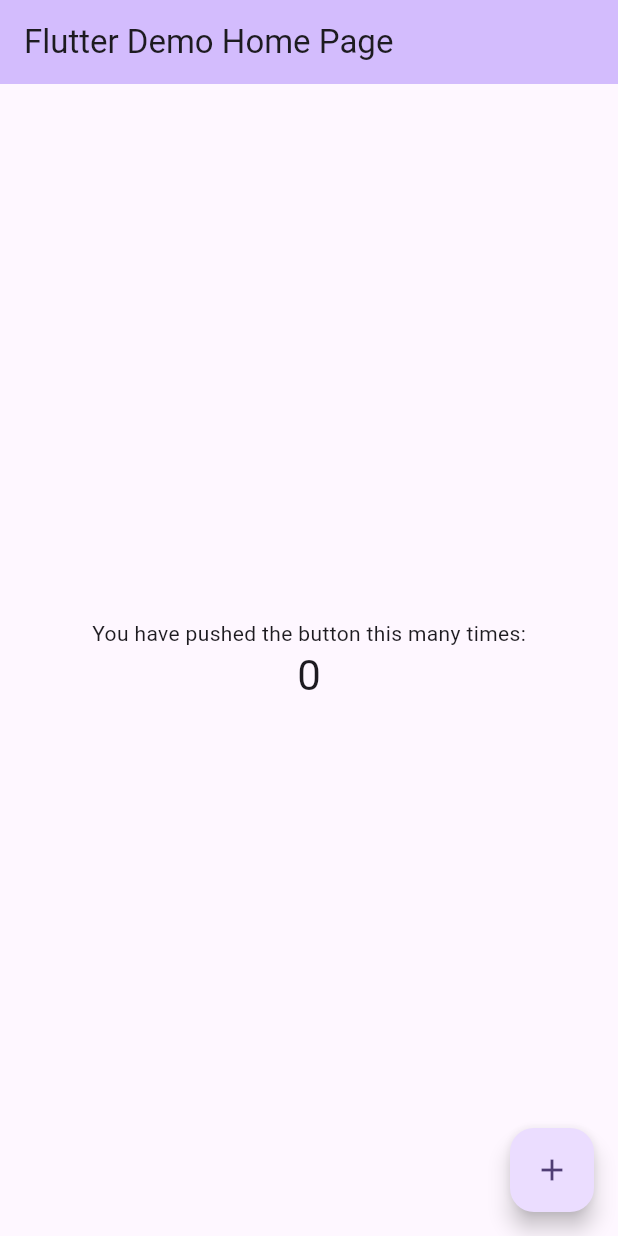
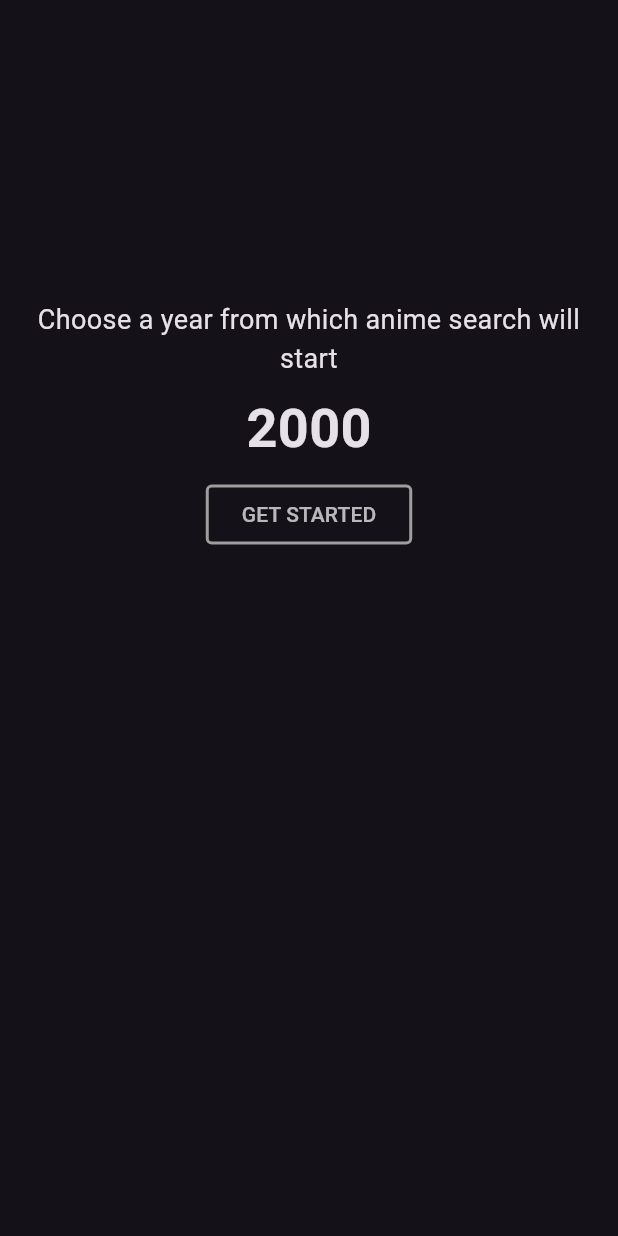
Before and after one commit to KirisakiEdge/aninder_flutter, a Flutter app: the screen it shows after launch, on a phone screen of 412 x 824 dp. Run offline on Flutter 3.47's test engine with Material 3 defaults, Android fonts, the phone set to English and light mode, and no system bars; our stand-ins replace dio, flutter_secure_storage, get_it.

Commit message:
update gradle, add HomeScreen.dart

```diff
--- /dev/null
+++ b/lib/feature/ui/screens/HomeScreen.dart
@@ -0,0 +1,106 @@
+import 'package:flutter/material.dart';
+
+import '../../../injection_container.dart';
+import '../../data/datasources/auth_local_data_source.dart';
+
+class MyHomePage extends StatefulWidget {
+  const MyHomePage({super.key, required this.title});
+
+  // This widget is the home page of your application. It is stateful, meaning
+  // that it has a State object (defined below) that contains fields that affect
+  // how it looks.
+
+  // This class is the configuration for the state. It holds the values (in this
+  // case the title) provided by the parent (in this case the App widget) and
+  // used by the build method of the State. Fields in a Widget subclass are
+  // always marked "final".
+
+  final String title;
+
+  @override
+  State<MyHomePage> createState() => _MyHomePageState();
+}
+
+class _MyHomePageState extends State<MyHomePage> {
+  final AuthLocalDataSource _storage = sl();
+  bool yearsDropdownExpanded = false;
+  int _currentYear = 2000;
+
+  late final List<int> years;
+  late final List<PopupMenuEntry<String>> yearEntries;
+
+  @override
+  void initState() {
+    super.initState();
+    years = List.generate(2025 - 1990 + 1, (index) => (1990 + index));
+    yearEntries = years.map((year) {
+      return PopupMenuItem<String>(
+        value: year.toString(),
+        child: Text(year.toString()),
+      );
+    }).toList();
+  }
+
+  @override
+  Widget build(BuildContext context) {
+    return Scaffold(
+      body: SizedBox(
+        width: double.infinity,
+        child: Padding(
+          padding: const EdgeInsets.only(top: 200, left: 24, right: 24),
+          child: Column(
+            crossAxisAlignment: CrossAxisAlignment.center,
+            children: <Widget>[
+              const Text(
+                'Choose a year from which anime search will start',
+                style: TextStyle(fontSize: 18),
+                textAlign: TextAlign.center,
+              ),
+              PopupMenuButton<String>(
+                constraints:
+                    const BoxConstraints.expand(width: 100, height: 200),
+                borderRadius: const BorderRadius.all(Radius.circular(8)),
+                offset: const Offset(0, 60),
+                onSelected: (String result) {
+                  setState(() {
+                    _currentYear = int.parse(result);
+                  });
+                },
+                itemBuilder: (BuildContext context) {
+                  return yearEntries;
+                },
+                child: Container(
+                  padding: const EdgeInsets.all(8),
+                  decoration: BoxDecoration(
+                    color: Colors.transparent, // Set the background color
+                    borderRadius: BorderRadius.circular(
+                        15.0), // Set the border radius for rounded corners
+                  ),
+                  child: Text(
+                    _currentYear.toString(),
+                    style: const TextStyle(
+                        fontSize: 36, fontWeight: FontWeight.bold),
+                  ),
+                ),
+              ),
+              OutlinedButton(
+                  onPressed: () {},
+                  style: OutlinedButton.styleFrom(
+                    side: const BorderSide(color: Colors.grey, width: 2.0), // Set the border color and width
+                    foregroundColor: Colors.white70
+                  ).copyWith(
+                    shape: WidgetStateProperty.all(
+                      RoundedRectangleBorder(
+                        borderRadius: BorderRadius.circular(4.0), // Set the border radius for rounded corners
+                      ),
+                    ),
+                  ),
+                  child: const Text("GET STARTED"),
+              )
+            ],
+          ),
+        ),
+      ),
+    );
+  }
+}
--- a/lib/main.dart
+++ b/lib/main.dart
@@ -1,5 +1,5 @@
-import 'package:aninder/feature/data/datasources/auth_local_data_source.dart';
 import 'package:flutter/material.dart';
+import 'feature/ui/screens/HomeScreen.dart';
 import 'injection_container.dart';
 
 void main() {
@@ -31,117 +31,18 @@ class MyApp extends StatelessWidget {
         //
         // This works for code too, not just values: Most code changes can be
         // tested with just a hot reload.
-        colorScheme: ColorScheme.fromSeed(seedColor: Colors.deepPurple),
         useMaterial3: true,
       ),
+      darkTheme: ThemeData(
+        brightness: Brightness.dark,
+        textButtonTheme: TextButtonThemeData(
+            style: ButtonStyle(
+                textStyle:
+                    WidgetStateProperty.all(const TextStyle(color: Colors.grey)))),
+        useMaterial3: true,
+      ),
+      themeMode: ThemeMode.dark,
       home: const MyHomePage(title: 'Flutter Demo Home Page'),
     );
   }
 }
-
-class MyHomePage extends StatefulWidget {
-  const MyHomePage({super.key, required this.title});
-
-  // This widget is the home page of your application. It is stateful, meaning
-  // that it has a State object (defined below) that contains fields that affect
-  // how it looks.
-
-  // This class is the configuration for the state. It holds the values (in this
-  // case the title) provided by the parent (in this case the App widget) and
-  // used by the build method of the State. Fields in a Widget subclass are
-  // always marked "final".
-
-  final String title;
-
-  @override
-  State<MyHomePage> createState() => _MyHomePageState();
-}
-
-class _MyHomePageState extends State<MyHomePage> {
-  final AuthLocalDataSource _storage = sl();
-  int _counter = 0;
-
-  @override
-  void initState() {
-    _initializeData();
-    super.initState();
-  }
-
-  // Async function that can be awaited
-  Future<void> _initializeData() async {
-    String? token = await _storage.getToken();
-    if (token != null) {
-      int f = int.parse(token);
-      setState(() {
-        _counter = f;  // Update the state to reflect the token value
-      });
-    }
-  }
-
-  void _incrementCounter() {
-    setState(() {
-      // This call to setState tells the Flutter framework that something has
-      // changed in this State, which causes it to rerun the build method below
-      // so that the display can reflect the updated values. If we changed
-      // _counter without calling setState(), then the build method would not be
-      // called again, and so nothing would appear to happen.
-      _counter++;
-      _storage.cacheToken(_counter.toString());
-    });
-  }
-
-  @override
-  Widget build(BuildContext context) {
-    // This method is rerun every time setState is called, for instance as done
-    // by the _incrementCounter method above.
-    //
-    // The Flutter framework has been optimized to make rerunning build methods
-    // fast, so that you can just rebuild anything that needs updating rather
-    // than having to individually change instances of widgets.
-    return Scaffold(
-      appBar: AppBar(
-        // TRY THIS: Try changing the color here to a specific color (to
-        // Colors.amber, perhaps?) and trigger a hot reload to see the AppBar
-        // change color while the other colors stay the same.
-        backgroundColor: Theme.of(context).colorScheme.inversePrimary,
-        // Here we take the value from the MyHomePage object that was created by
-        // the App.build method, and use it to set our appbar title.
-        title: Text(widget.title),
-      ),
-      body: Center(
-        // Center is a layout widget. It takes a single child and positions it
-        // in the middle of the parent.
-        child: Column(
-          // Column is also a layout widget. It takes a list of children and
-          // arranges them vertically. By default, it sizes itself to fit its
-          // children horizontally, and tries to be as tall as its parent.
-          //
-          // Column has various properties to control how it sizes itself and
-          // how it positions its children. Here we use mainAxisAlignment to
-          // center the children vertically; the main axis here is the vertical
-          // axis because Columns are vertical (the cross axis would be
-          // horizontal).
-          //
-          // TRY THIS: Invoke "debug painting" (choose the "Toggle Debug Paint"
-          // action in the IDE, or press "p" in the console), to see the
-          // wireframe for each widget.
-          mainAxisAlignment: MainAxisAlignment.center,
-          children: <Widget>[
-            const Text(
-              'You have pushed the button this many times:',
-            ),
-            Text(
-              '$_counter',
-              style: Theme.of(context).textTheme.headlineMedium,
-            ),
-          ],
-        ),
-      ),
-      floatingActionButton: FloatingActionButton(
-        onPressed: _incrementCounter,
-        tooltip: 'Increment',
-        child: const Icon(Icons.add),
-      ), // This trailing comma makes auto-formatting nicer for build methods.
-    );
-  }
-}
```
Also changed, not shown: pubspec.lock, 4 other files.
